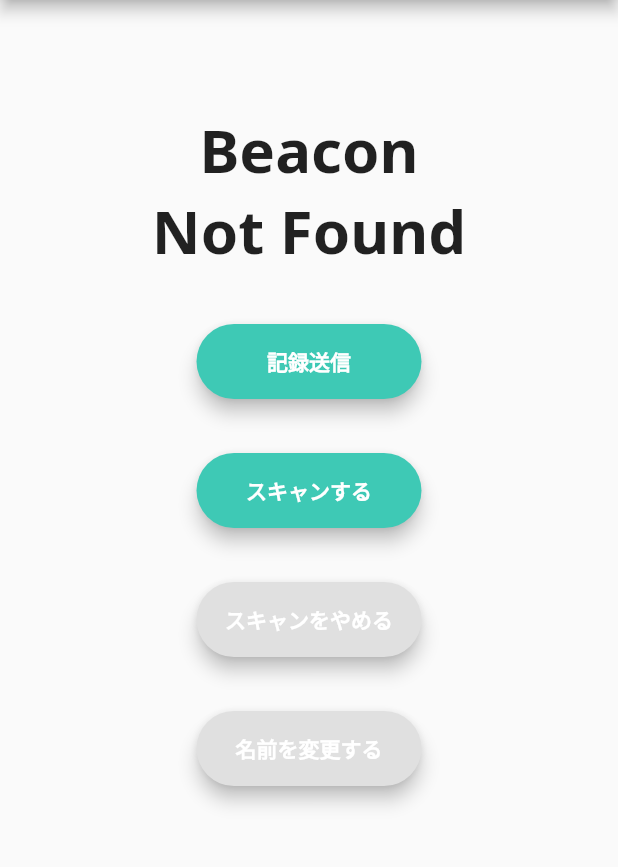
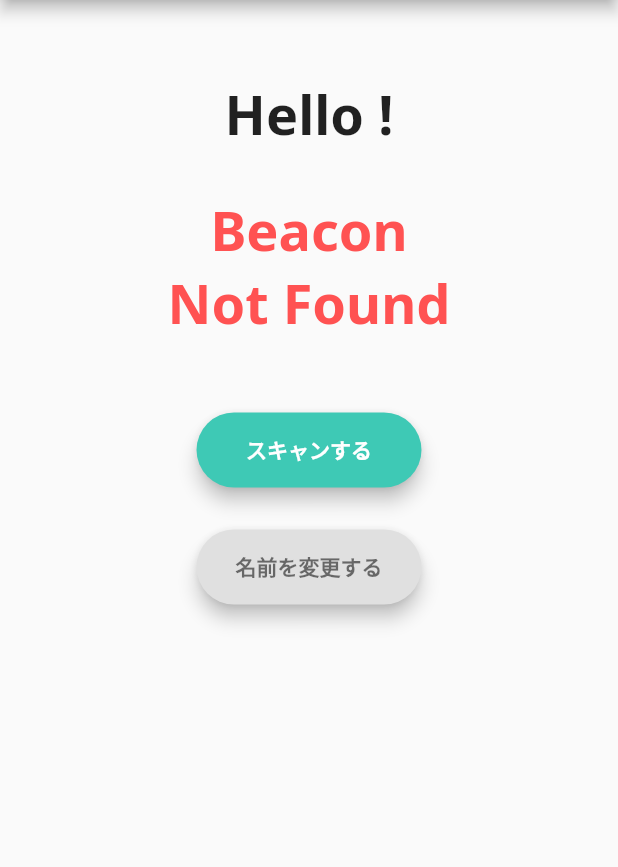
Before and after one commit to sssht03/iQLabLog, a Flutter app: the BeaconView screen opened by its route, on a phone screen of 412 x 824 dp, the part 84-951 px from its top. Run offline on Flutter 3.47's test engine with Material 2 defaults, Android fonts, the phone set to English and light mode, and no system bars; our stand-ins replace flushbar, flutter_local_notifications, flutter_spinkit, get_it, google_fonts and 3 more; missing offline and left inert: dart:ffi, flutter_beacon, location_permissions; accounts and stored records are empty.

Commit message:
modify button action and leyouts

```diff
--- a/lib/service/dialog.dart
+++ b/lib/service/dialog.dart
@@ -12,7 +12,7 @@ class DialogService {
       String title, String body, Function okAction) async {
     await showDialog(
       context: _navigation.currentContext,
-      builder: (_) {
+      builder: (context) {
         return AlertDialog(
           title: Text(title),
           content: Text(body),
@@ -22,7 +22,7 @@ class DialogService {
                 "Cancel",
                 style: TextStyle(color: Colors.redAccent),
               ),
-              onPressed: () => Navigator.pop(_navigation.currentContext),
+              onPressed: () => Navigator.pop(context),
             ),
             FlatButton(
               child: Text(
--- a/lib/ui/beacon/beacon_view.dart
+++ b/lib/ui/beacon/beacon_view.dart
@@ -1,3 +1,4 @@
+import 'dart:ffi';
 import 'dart:io';
 
 import 'package:flutter/material.dart';
@@ -100,22 +101,74 @@ class _BeaconScreen extends ViewModelWidget<BeaconViewModel> {
                 padding: EdgeInsets.all(16.0),
                 child: Center(
                   child: Column(
-                    // mainAxisAlignment: MainAxisAlignment.center,
                     children: [
-                      SizedBox(height: 48.0),
-                      _RecordButton(),
                       SizedBox(height: 36.0),
-                      _ScanButton(),
-                      SizedBox(height: 36.0),
-                      _CancelButton(),
-                      SizedBox(height: 36.0),
-                      _ReNameButton(),
-                      SizedBox(height: 36.0),
+                      _HelloText(),
+                      SizedBox(height: 20.0),
+                      _BeaconText(),
+                      if (model.room != null) _RecordButton(),
+                      SizedBox(height: 28.0),
+                      if (!model.scanning) _ScanButton(),
+                      SizedBox(height: 28.0),
+                      if (model.scanning) _CancelButton(),
+                      if (model.scanning) SizedBox(height: 28.0),
+                      if (!model.scanning) _ReNameButton(),
+                      SizedBox(height: 28.0),
                       if (model.scanning && model.onTap)
                         CircularProgressIndicator()
                     ],
                   ),
                 )));
+  }
+}
+
+/// _HelloText
+class _HelloText extends ViewModelWidget<BeaconViewModel> {
+  @override
+  Widget build(BuildContext context, BeaconViewModel model) {
+    return Center(
+      child: Text('Hello ${model.name}!',
+          style: TextStyle(
+              fontSize: 36.0,
+              fontWeight: FontWeight.bold,
+              color: Colors.black87)),
+    );
+  }
+}
+
+/// BeaconText
+class _BeaconText extends ViewModelWidget<BeaconViewModel> {
+  @override
+  Widget build(BuildContext context, BeaconViewModel model) {
+    return Column(children: [
+      SizedBox(height: 8.0),
+      (model.room == null)
+          ? Text(
+              'Beacon \nNot Found',
+              textAlign: TextAlign.center,
+              style: TextStyle(
+                  fontSize: 36.0,
+                  fontWeight: FontWeight.bold,
+                  color: Colors.redAccent),
+            )
+          : Column(
+              children: [
+                Text(
+                  'room',
+                  style: TextStyle(fontSize: 24.0, color: Colors.black54),
+                ),
+                Text(
+                  model.room,
+                  textAlign: TextAlign.center,
+                  style: TextStyle(
+                      fontSize: 56.0,
+                      fontWeight: FontWeight.bold,
+                      color: Colors.black87),
+                ),
+              ],
+            ),
+      SizedBox(height: 20.0),
+    ]);
   }
 }
 
@@ -144,33 +197,6 @@ class _RecordButton extends ViewModelWidget<BeaconViewModel> {
   @override
   Widget build(BuildContext context, BeaconViewModel model) {
     return Container(
-      child: Column(
-        children: [
-          if (model.room != null)
-            Text(
-              'room',
-              style: TextStyle(fontSize: 24.0, color: Colors.black54),
-            ),
-          SizedBox(height: 8.0),
-          (model.room == null)
-              ? Text(
-                  'Beacon \nNot Found',
-                  textAlign: TextAlign.center,
-                  style: TextStyle(
-                      fontSize: 40.0,
-                      fontWeight: FontWeight.bold,
-                      color: Colors.black87),
-                )
-              : Text(
-                  model.room,
-                  textAlign: TextAlign.center,
-                  style: TextStyle(
-                      fontSize: 56.0,
-                      fontWeight: FontWeight.bold,
-                      color: Colors.black87),
-                ),
-          SizedBox(height: 36.0),
-          Container(
         width: 150,
         height: 50,
         child: RaisedButton(
@@ -178,17 +204,13 @@ class _RecordButton extends ViewModelWidget<BeaconViewModel> {
           shape: StadiumBorder(),
           child: Text(
             '記録送信',
-                  style: TextStyle(
-                      color: Colors.white, fontWeight: FontWeight.bold),
+            style: TextStyle(color: Colors.white, fontWeight: FontWeight.bold),
           ),
           color: Theme.of(context).primaryColor,
           onPressed: () async {
             await model.submitData();
           },
-              ))
-        ],
-      ),
-    );
+        ));
   }
 }
 
@@ -204,7 +226,8 @@ class _CancelButton extends ViewModelWidget<BeaconViewModel> {
           shape: StadiumBorder(),
           child: Text(
             'スキャンをやめる',
-            style: TextStyle(color: Colors.white, fontWeight: FontWeight.bold),
+            style:
+                TextStyle(color: Colors.black54, fontWeight: FontWeight.bold),
           ),
           onPressed: () async {
             await model.pauseScanBeacon();
@@ -226,7 +249,8 @@ class _ReNameButton extends ViewModelWidget<BeaconViewModel> {
           shape: StadiumBorder(),
           child: Text(
             '名前を変更する',
-            style: TextStyle(color: Colors.white, fontWeight: FontWeight.bold),
+            style:
+                TextStyle(color: Colors.black54, fontWeight: FontWeight.bold),
           ),
           onPressed: () {
             model.rename();
--- a/lib/ui/beacon/beacon_viewmodel.dart
+++ b/lib/ui/beacon/beacon_viewmodel.dart
@@ -83,6 +83,7 @@ class BeaconViewModel extends BaseViewModel
     _localNotification.initLocalNotification();
     WidgetsBinding.instance.addObserver(this);
     _name = await _localStorage.getUserName();
+    _room = null;
     notifyListeners();
   }
 
@@ -171,8 +172,9 @@ class BeaconViewModel extends BaseViewModel
         for (var i = 0; i < _beacons.length; i++) {
           var uuid = _beacons[i].proximityUUID;
           if (regions[0].proximityUUID.contains(uuid) &&
-              _beacons[i].proximity == Proximity.immediate &&
-              _beacons[i].accuracy < 0.15) {
+              (_beacons[i].proximity == Proximity.immediate ||
+                  _beacons[i].proximity == Proximity.near) &&
+              _beacons[i].accuracy < 1.5) {
             _room = '202';
             await pauseScanBeacon();
           } else if (regions[1].proximityUUID.contains(uuid) &&
--- a/lib/ui/name_input/name_input.view.dart
+++ b/lib/ui/name_input/name_input.view.dart
@@ -74,7 +74,9 @@ class _Okbutton extends ViewModelWidget<NameInputViewModel> {
             style: TextStyle(color: Colors.white, fontWeight: FontWeight.bold),
           ),
           color: Theme.of(context).primaryColor,
-          onPressed: () => {model.fixName()},
+          onPressed: () async {
+            await model.fixName();
+          },
         ));
   }
 }
--- a/lib/ui/splash/splash_viewmodel.dart
+++ b/lib/ui/splash/splash_viewmodel.dart
@@ -13,7 +13,9 @@ class SplashViewModel extends BaseViewModel {
   void initialize() async {
     final name = await _localStorage.getUserName();
     print(name);
+    print(name == null);
     await Future.delayed(Duration(milliseconds: 1200));
+
     if (name != null) {
       _navigation.pushAndReplace(routeName: '/beacon');
     } else {
```
Also changed, not shown: lib/ui/name_input/name_input_viewmodel.dart (+15 -6 lines). Lines whose indentation alone changed are shown as unchanged.
